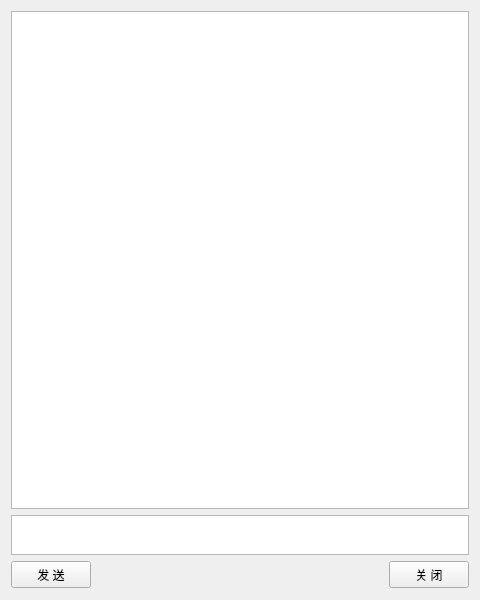
Before: the Qt Designer form server.ui in zzaiyan/TopK, drawn with Qt 5.
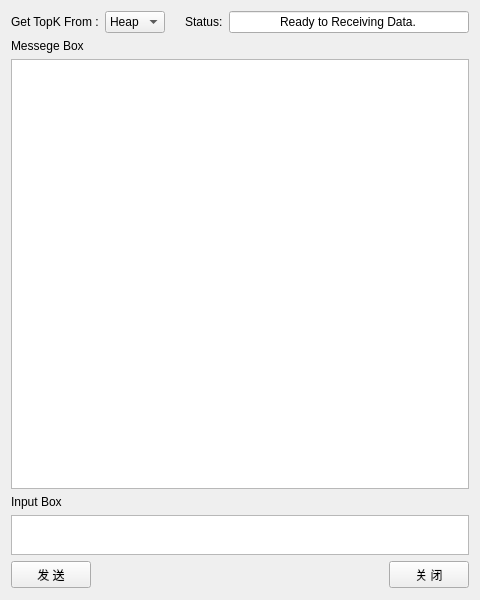
After: the same form once the commit is applied.

The edit to the form file:
```diff
--- a/server.ui
+++ b/server.ui
@@ -15,13 +15,84 @@
   </property>
   <layout class="QGridLayout" name="gridLayout">
    <item row="0" column="0" colspan="3">
-    <widget class="QTextEdit" name="textEdit_read">
-     <property name="readOnly">
-      <bool>true</bool>
+    <layout class="QHBoxLayout" name="horizontalLayout">
+     <item>
+      <widget class="QLabel" name="label_4">
+       <property name="text">
+        <string>Get TopK From :</string>
+       </property>
+      </widget>
+     </item>
+     <item>
+      <widget class="QComboBox" name="comboBox">
+       <item>
+        <property name="text">
+         <string>Heap</string>
+        </property>
+       </item>
+       <item>
+        <property name="text">
+         <string>Sort</string>
+        </property>
+       </item>
+      </widget>
+     </item>
+     <item>
+      <spacer name="horizontalSpacer_2">
+       <property name="orientation">
+        <enum>Qt::Horizontal</enum>
+       </property>
+       <property name="sizeHint" stdset="0">
+        <size>
+         <width>40</width>
+         <height>20</height>
+        </size>
+       </property>
+      </spacer>
+     </item>
+     <item>
+      <widget class="QLabel" name="label">
+       <property name="text">
+        <string>Status:</string>
+       </property>
+      </widget>
+     </item>
+     <item>
+      <widget class="QLineEdit" name="lineEdit">
+       <property name="minimumSize">
+        <size>
+         <width>240</width>
+         <height>0</height>
+        </size>
+       </property>
+       <property name="text">
+        <string>Ready to Receiving Data.</string>
+       </property>
+       <property name="alignment">
+        <set>Qt::AlignCenter</set>
+       </property>
+       <property name="readOnly">
+        <bool>true</bool>
+       </property>
+      </widget>
+     </item>
+    </layout>
+   </item>
+   <item row="1" column="0">
+    <widget class="QLabel" name="label_2">
+     <property name="text">
+      <string>Messege Box</string>
      </property>
     </widget>
    </item>
-   <item row="1" column="0" colspan="3">
+   <item row="3" column="0">
+    <widget class="QLabel" name="label_3">
+     <property name="text">
+      <string>Input Box</string>
+     </property>
+    </widget>
+   </item>
+   <item row="4" column="0" colspan="3">
     <widget class="QTextEdit" name="textEdit_write">
      <property name="maximumSize">
       <size>
@@ -31,7 +102,7 @@
      </property>
     </widget>
    </item>
-   <item row="2" column="0">
+   <item row="5" column="0">
     <widget class="QPushButton" name="pushButton_send">
      <property name="minimumSize">
       <size>
@@ -44,7 +115,7 @@
      </property>
     </widget>
    </item>
-   <item row="2" column="1">
+   <item row="5" column="1">
     <spacer name="horizontalSpacer">
      <property name="orientation">
       <enum>Qt::Horizontal</enum>
@@ -57,7 +128,7 @@
      </property>
     </spacer>
    </item>
-   <item row="2" column="2">
+   <item row="5" column="2">
     <widget class="QPushButton" name="pushButton_close">
      <property name="minimumSize">
       <size>
@@ -70,6 +141,16 @@
      </property>
     </widget>
    </item>
+   <item row="2" column="0" colspan="3">
+    <widget class="QTextEdit" name="textEdit_read">
+     <property name="readOnly">
+      <bool>true</bool>
+     </property>
+     <property name="acceptRichText">
+      <bool>false</bool>
+     </property>
+    </widget>
+   </item>
   </layout>
  </widget>
  <layoutdefault spacing="6" margin="11"/>
```
